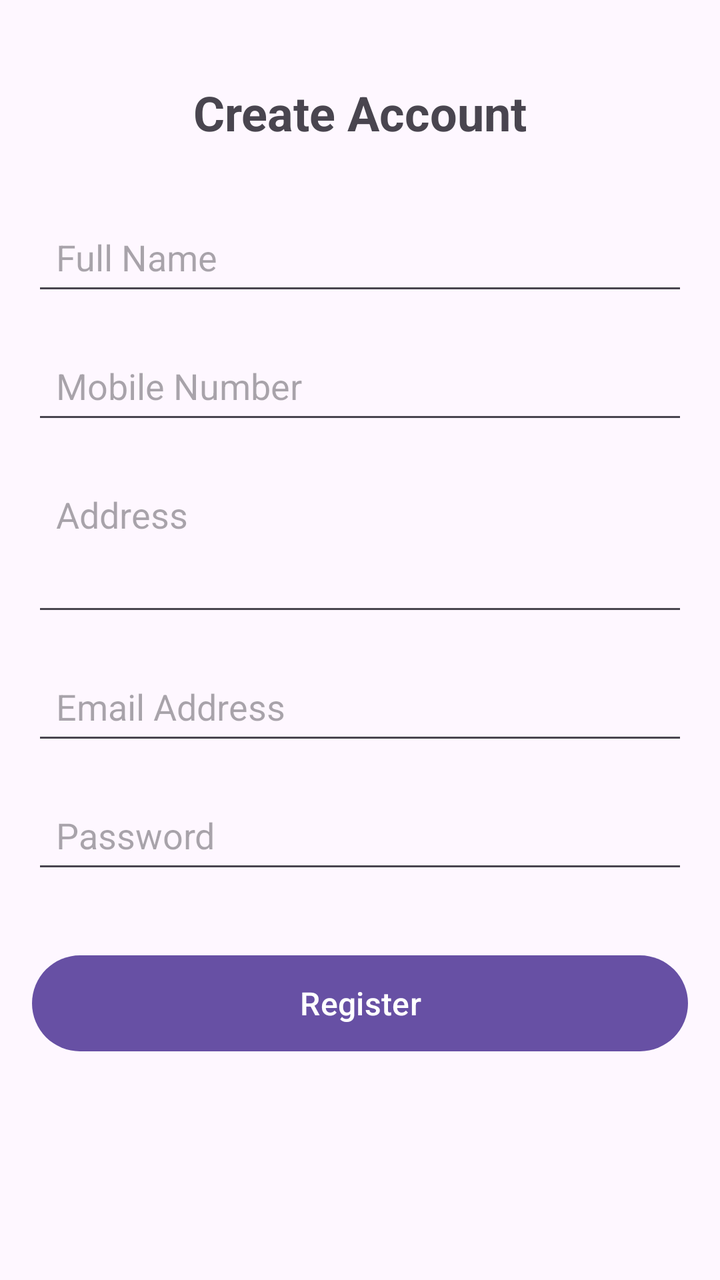
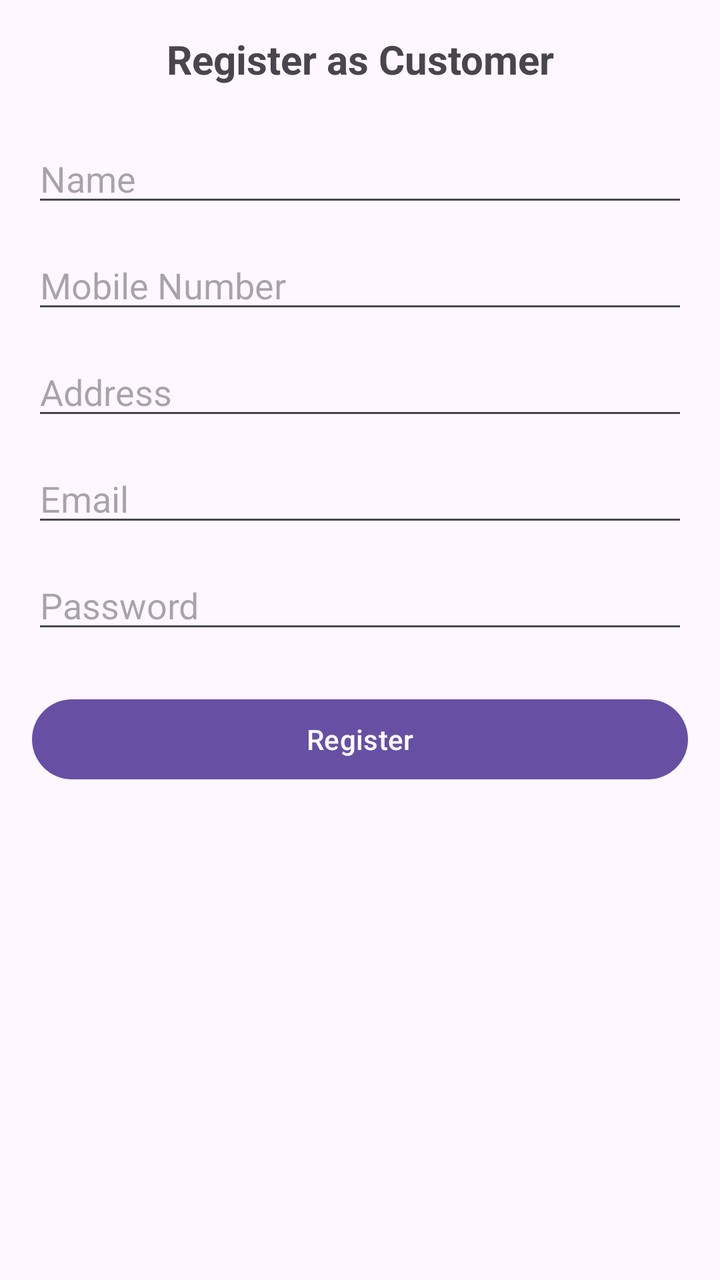

Before-and-after screenshots of an Android layout around one commit, followed by the original layout XML and the change that was made.
<!-- AndroidManifest.xml: application theme Theme.RealtimeDB -->
<!-- res/layout/activity_registration.xml -->
<?xml version="1.0" encoding="utf-8"?>
<ScrollView xmlns:android="http://schemas.android.com/apk/res/android"
    xmlns:app="http://schemas.android.com/apk/res-auto"
    xmlns:tools="http://schemas.android.com/tools"
    android:layout_width="match_parent"
    android:layout_height="match_parent"
    tools:context=".RegistrationActivity">

    <androidx.constraintlayout.widget.ConstraintLayout
        android:layout_width="match_parent"
        android:layout_height="wrap_content"
        android:padding="16dp">

        <TextView
            android:id="@+id/textViewRegisterHeader"
            android:layout_width="wrap_content"
            android:layout_height="wrap_content"
            android:layout_marginTop="24dp"
            android:text="Create Account"
            android:textSize="24sp"
            android:textStyle="bold"
            app:layout_constraintEnd_toEndOf="parent"
            app:layout_constraintStart_toStartOf="parent"
            app:layout_constraintTop_toTopOf="parent" />

        <EditText
            android:id="@+id/editTextName"
            android:layout_width="match_parent"
            android:layout_height="wrap_content"
            android:layout_marginTop="32dp"
            android:hint="Full Name"
            android:inputType="textPersonName"
            android:minHeight="48dp"
            android:padding="12dp"
            app:layout_constraintEnd_toEndOf="parent"
            app:layout_constraintStart_toStartOf="parent"
            app:layout_constraintTop_toBottomOf="@+id/textViewRegisterHeader" />

        <EditText
            android:id="@+id/editTextMobile"
            android:layout_width="match_parent"
            android:layout_height="wrap_content"
            android:layout_marginTop="16dp"
            android:hint="Mobile Number"
            android:inputType="phone"
            android:minHeight="48dp"
            android:padding="12dp"
            app:layout_constraintEnd_toEndOf="parent"
            app:layout_constraintStart_toStartOf="parent"
            app:layout_constraintTop_toBottomOf="@+id/editTextName" />

        <EditText
            android:id="@+id/editTextAddress"
            android:layout_width="match_parent"
            android:layout_height="wrap_content"
            android:layout_marginTop="16dp"
            android:hint="Address"
            android:inputType="textMultiLine"
            android:minHeight="80dp"
            android:padding="12dp"
            android:gravity="top|start"
            app:layout_constraintEnd_toEndOf="parent"
            app:layout_constraintStart_toStartOf="parent"
            app:layout_constraintTop_toBottomOf="@+id/editTextMobile" />

        <EditText
            android:id="@+id/editTextEmail"
            android:layout_width="match_parent"
            android:layout_height="wrap_content"
            android:layout_marginTop="16dp"
            android:hint="Email Address"
            android:inputType="textEmailAddress"
            android:minHeight="48dp"
            android:padding="12dp"
            app:layout_constraintEnd_toEndOf="parent"
            app:layout_constraintStart_toStartOf="parent"
            app:layout_constraintTop_toBottomOf="@+id/editTextAddress" />

        <EditText
            android:id="@+id/editTextPassword"
            android:layout_width="match_parent"
            android:layout_height="wrap_content"
            android:layout_marginTop="16dp"
            android:hint="Password"
            android:inputType="textPassword"
            android:minHeight="48dp"
            android:padding="12dp"
            app:layout_constraintEnd_toEndOf="parent"
            app:layout_constraintStart_toStartOf="parent"
            app:layout_constraintTop_toBottomOf="@+id/editTextEmail" />

        <Button
            android:id="@+id/registerButton"
            android:layout_width="match_parent"
            android:layout_height="wrap_content"
            android:layout_marginTop="32dp"
            android:layout_marginBottom="24dp"
            android:minHeight="56dp"
            android:text="Register"
            android:textSize="16sp"
            app:layout_constraintBottom_toBottomOf="parent"
            app:layout_constraintEnd_toEndOf="parent"
            app:layout_constraintStart_toStartOf="parent"
            app:layout_constraintTop_toBottomOf="@+id/editTextPassword" />

    </androidx.constraintlayout.widget.ConstraintLayout>
</ScrollView>
<!-- resources referenced by this layout -->
<resources>
  <style name="Theme.RealtimeDB" parent="Base.Theme.RealtimeDB" />
  <style name="Base.Theme.RealtimeDB" parent="Theme.Material3.DayNight.NoActionBar">
          
          
      </style>
</resources>

<!-- the commit's change to res/layout/activity_registration.xml (unified diff, before → after) -->
@@ -1,107 +1,66 @@
 <?xml version="1.0" encoding="utf-8"?>
-<ScrollView xmlns:android="http://schemas.android.com/apk/res/android"
-    xmlns:app="http://schemas.android.com/apk/res-auto"
+<LinearLayout xmlns:android="http://schemas.android.com/apk/res/android"
     xmlns:tools="http://schemas.android.com/tools"
     android:layout_width="match_parent"
     android:layout_height="match_parent"
+    android:orientation="vertical"
+    android:padding="16dp"
     tools:context=".RegistrationActivity">
 
-    <androidx.constraintlayout.widget.ConstraintLayout
+    <TextView
+        android:id="@+id/textViewUserType"
         android:layout_width="match_parent"
         android:layout_height="wrap_content"
-        android:padding="16dp">
+        android:text="Register as Customer"
+        android:textSize="20sp"
+        android:textStyle="bold"
+        android:gravity="center"
+        android:layout_marginBottom="24dp" />
 
-        <TextView
-            android:id="@+id/textViewRegisterHeader"
-            android:layout_width="wrap_content"
-            android:layout_height="wrap_content"
-            android:layout_marginTop="24dp"
-            android:text="Create Account"
-            android:textSize="24sp"
-            android:textStyle="bold"
-            app:layout_constraintEnd_toEndOf="parent"
-            app:layout_constraintStart_toStartOf="parent"
-            app:layout_constraintTop_toTopOf="parent" />
+    <EditText
+        android:id="@+id/editTextName"
+        android:layout_width="match_parent"
+        android:layout_height="wrap_content"
+        android:hint="Name"
+        android:inputType="textPersonName"
+        android:layout_marginBottom="12dp" />
 
-        <EditText
-            android:id="@+id/editTextName"
-            android:layout_width="match_parent"
-            android:layout_height="wrap_content"
-            android:layout_marginTop="32dp"
-            android:hint="Full Name"
-            android:inputType="textPersonName"
-            android:minHeight="48dp"
-            android:padding="12dp"
-            app:layout_constraintEnd_toEndOf="parent"
-            app:layout_constraintStart_toStartOf="parent"
-            app:layout_constraintTop_toBottomOf="@+id/textViewRegisterHeader" />
+    <EditText
+        android:id="@+id/editTextMobile"
+        android:layout_width="match_parent"
+        android:layout_height="wrap_content"
+        android:hint="Mobile Number"
+        android:inputType="phone"
+        android:layout_marginBottom="12dp" />
 
-        <EditText
-            android:id="@+id/editTextMobile"
-            android:layout_width="match_parent"
-            android:layout_height="wrap_content"
-            android:layout_marginTop="16dp"
-            android:hint="Mobile Number"
-            android:inputType="phone"
-            android:minHeight="48dp"
-            android:padding="12dp"
-            app:layout_constraintEnd_toEndOf="parent"
-            app:layout_constraintStart_toStartOf="parent"
-            app:layout_constraintTop_toBottomOf="@+id/editTextName" />
+    <EditText
+        android:id="@+id/editTextAddress"
+        android:layout_width="match_parent"
+        android:layout_height="wrap_content"
+        android:hint="Address"
+        android:inputType="textPostalAddress"
+        android:layout_marginBottom="12dp" />
 
-        <EditText
-            android:id="@+id/editTextAddress"
-            android:layout_width="match_parent"
-            android:layout_height="wrap_content"
-            android:layout_marginTop="16dp"
-            android:hint="Address"
-            android:inputType="textMultiLine"
-            android:minHeight="80dp"
-            android:padding="12dp"
-            android:gravity="top|start"
-            app:layout_constraintEnd_toEndOf="parent"
-            app:layout_constraintStart_toStartOf="parent"
-            app:layout_constraintTop_toBottomOf="@+id/editTextMobile" />
+    <EditText
+        android:id="@+id/editTextEmail"
+        android:layout_width="match_parent"
+        android:layout_height="wrap_content"
+        android:hint="Email"
+        android:inputType="textEmailAddress"
+        android:layout_marginBottom="12dp" />
 
-        <EditText
-            android:id="@+id/editTextEmail"
-            android:layout_width="match_parent"
-            android:layout_height="wrap_content"
-            android:layout_marginTop="16dp"
-            android:hint="Email Address"
-            android:inputType="textEmailAddress"
-            android:minHeight="48dp"
-            android:padding="12dp"
-            app:layout_constraintEnd_toEndOf="parent"
-            app:layout_constraintStart_toStartOf="parent"
-            app:layout_constraintTop_toBottomOf="@+id/editTextAddress" />
+    <EditText
+        android:id="@+id/editTextPassword"
+        android:layout_width="match_parent"
+        android:layout_height="wrap_content"
+        android:hint="Password"
+        android:inputType="textPassword"
+        android:layout_marginBottom="24dp" />
 
-        <EditText
-            android:id="@+id/editTextPassword"
-            android:layout_width="match_parent"
-            android:layout_height="wrap_content"
-            android:layout_marginTop="16dp"
-            android:hint="Password"
-            android:inputType="textPassword"
-            android:minHeight="48dp"
-            android:padding="12dp"
-            app:layout_constraintEnd_toEndOf="parent"
-            app:layout_constraintStart_toStartOf="parent"
-            app:layout_constraintTop_toBottomOf="@+id/editTextEmail" />
+    <Button
+        android:id="@+id/registerButton"
+        android:layout_width="match_parent"
+        android:layout_height="wrap_content"
+        android:text="Register" />
 
-        <Button
-            android:id="@+id/registerButton"
-            android:layout_width="match_parent"
-            android:layout_height="wrap_content"
-            android:layout_marginTop="32dp"
-            android:layout_marginBottom="24dp"
-            android:minHeight="56dp"
-            android:text="Register"
-            android:textSize="16sp"
-            app:layout_constraintBottom_toBottomOf="parent"
-            app:layout_constraintEnd_toEndOf="parent"
-            app:layout_constraintStart_toStartOf="parent"
-            app:layout_constraintTop_toBottomOf="@+id/editTextPassword" />
-
-    </androidx.constraintlayout.widget.ConstraintLayout>
-</ScrollView>
+</LinearLayout>
